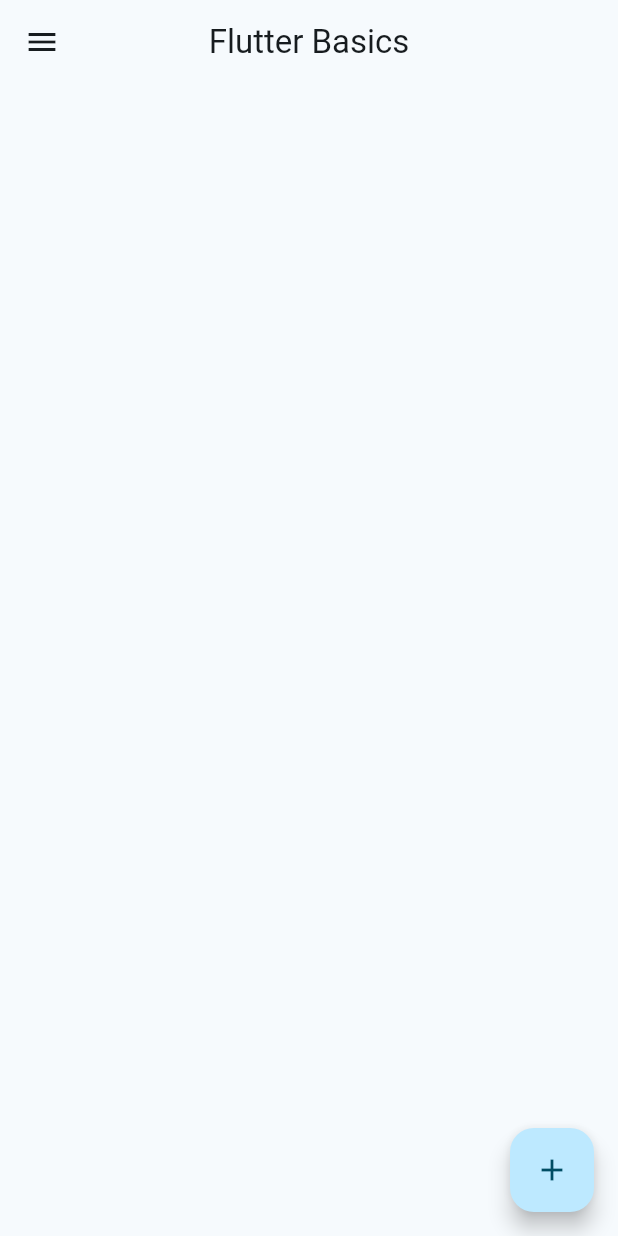
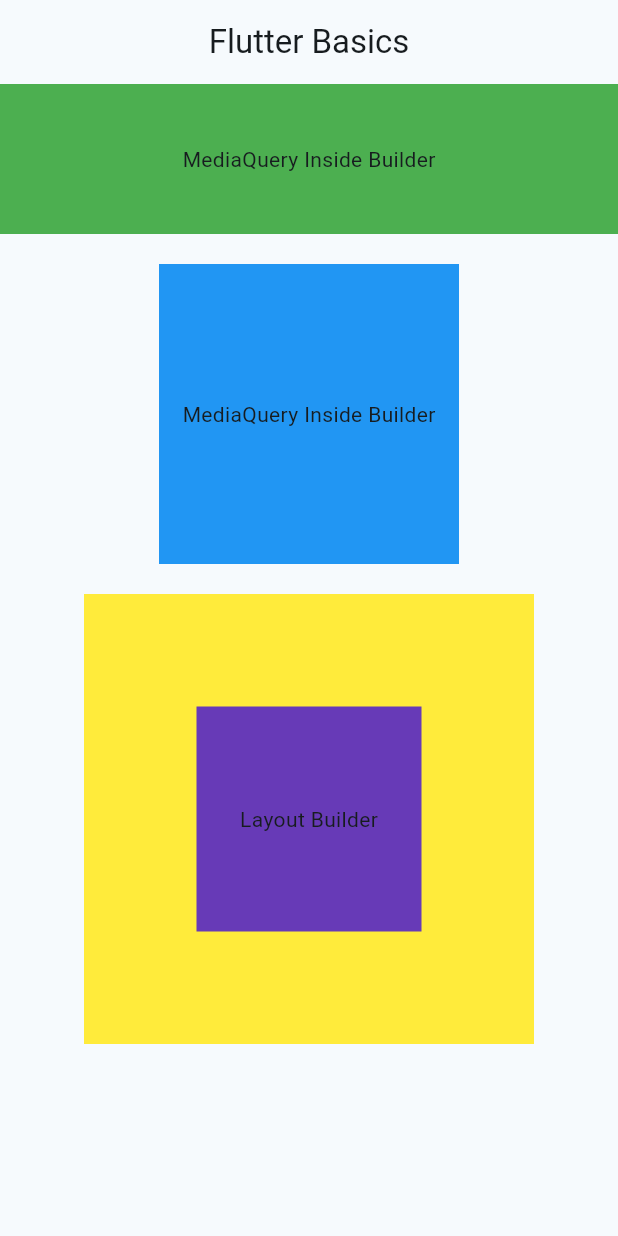
Before and after one commit to ravenpdev/flutter_basics, a Flutter app: the screen it shows after launch, on a phone screen of 412 x 824 dp. Run offline on Flutter 3.47's test engine with Material 2 defaults, Android fonts, the phone set to English and light mode, and no system bars.

Commit message:
what is BuildContext and layout builder widget

```diff
--- a/lib/main.dart
+++ b/lib/main.dart
@@ -22,30 +22,50 @@ class MyApp extends StatelessWidget {
           title: const Text('Flutter Basics'),
           centerTitle: true,
         ),
-        body: Container(),
-        floatingActionButton: FloatingActionButton(
-          onPressed: () {},
-          child: const Icon(Icons.add),
-        ),
-        drawer: Drawer(
-          child: ListView(
-            padding: EdgeInsets.zero,
-            children: [
-              const DrawerHeader(
-                child: Text(
-                  'Drawer Header',
+        body: Column(
+          children: [
+            Builder(builder: (context) {
+              return Container(
+                color: Colors.green,
+                width: MediaQuery.of(context).size.width,
+                height: 100,
+                child: const Center(
+                  child: Text('MediaQuery Inside Builder'),
                 ),
-              ),
-              ListTile(
-                title: const Text('Item 1'),
-                onTap: () {},
-              ),
-              ListTile(
-                title: const Text('Item 2'),
-                onTap: () {},
-              )
-            ],
-          ),
+              );
+            }),
+            const SizedBox(height: 20),
+            LayoutBuilder(builder: (context, constraints) {
+              return Container(
+                color: Colors.blue,
+                width: 200,
+                height: 200,
+                child: const Center(
+                  child: Text('MediaQuery Inside Builder'),
+                ),
+              );
+            }),
+            const SizedBox(height: 20),
+            Container(
+              width: 300,
+              height: 300,
+              color: Colors.yellow,
+              child: LayoutBuilder(builder: (context, constraint) {
+                // constraint contains data of the Container parent
+                // constraint.maxWidth is the width of the parent Container
+                return Center(
+                  child: Container(
+                    color: Colors.deepPurple,
+                    width: constraint.maxWidth / 2,
+                    height: constraint.maxHeight / 2,
+                    child: const Center(
+                      child: Text('Layout Builder'),
+                    ),
+                  ),
+                );
+              }),
+            ),
+          ],
         ),
       ),
     );
```
Also changed, not shown: 1 other file.
